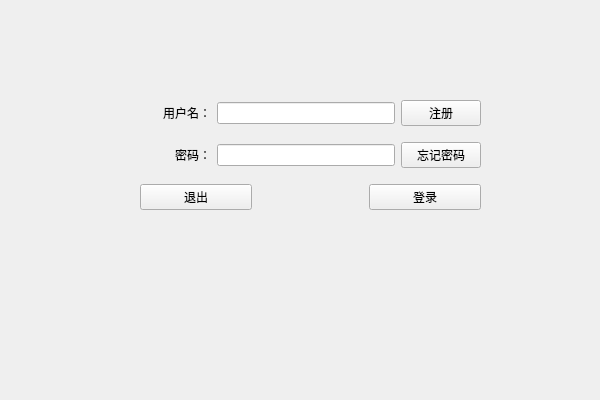
Qt form databaseDriver/databasedriver.ui (longhao666/2018032901pineappleMusic) before a commit.
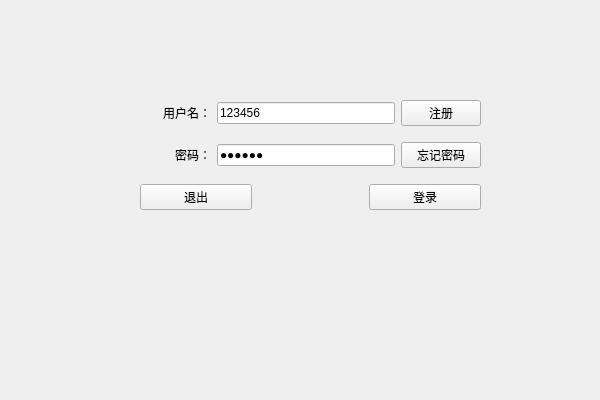
The same form after that commit.

The edit to the form file:
```diff
--- a/databaseDriver/databasedriver.ui
+++ b/databaseDriver/databasedriver.ui
@@ -48,7 +48,11 @@
        </widget>
       </item>
       <item>
-       <widget class="QLineEdit" name="userlineEdit"/>
+       <widget class="QLineEdit" name="userlineEdit">
+        <property name="text">
+         <string>123456</string>
+        </property>
+       </widget>
       </item>
       <item>
        <widget class="QPushButton" name="logInpushButton_2">
@@ -76,6 +80,12 @@
         <property name="styleSheet">
          <string notr="true"/>
         </property>
+        <property name="text">
+         <string>123456</string>
+        </property>
+        <property name="echoMode">
+         <enum>QLineEdit::Password</enum>
+        </property>
        </widget>
       </item>
       <item>
```
